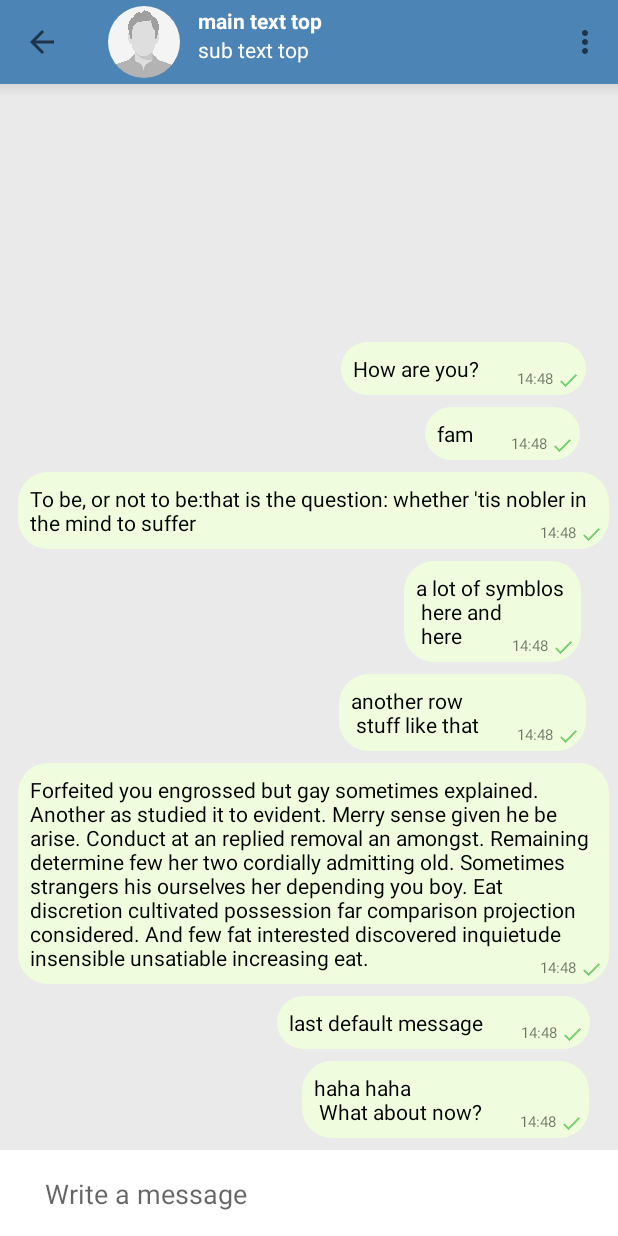
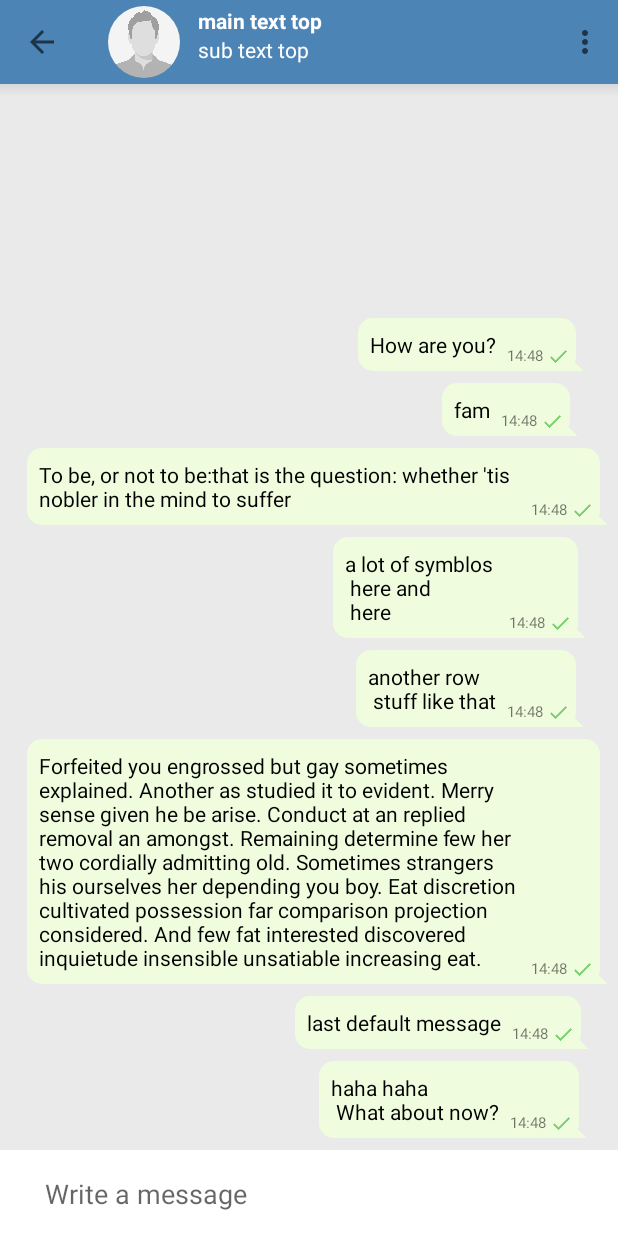
Before and after one commit to kyrylo-1/Telegram-Android-UI-clone, an Android app: the ContactChatActivity screen opened directly, with no data from a screen before it, on a phone screen of 412 x 824 dp. Run offline under Robolectric (Android 15) with nearby library versions, the phone set to English and light mode, and no system bars; our stand-ins replace CircleImageView.

```diff
--- a/app/src/main/java/com/shorka/telegramclone_ui/Utils.java
+++ b/app/src/main/java/com/shorka/telegramclone_ui/Utils.java
@@ -12,6 +12,6 @@ public class Utils {
         return (int) TypedValue.applyDimension(TypedValue.COMPLEX_UNIT_DIP, dp, context.getResources().getDisplayMetrics());
     }
 
-    public final static String SPACES_15 = "                   ";
+    public final static String SPACES_15 = "";
 
 }
--- a/app/src/main/java/com/shorka/telegramclone_ui/activities/SettingsActivity.java
+++ b/app/src/main/java/com/shorka/telegramclone_ui/activities/SettingsActivity.java
@@ -140,7 +140,7 @@ public class SettingsActivity extends AppCompatActivity  implements AppBarLayout
 
         setRecycleView(R.id.recycler_view_info, getInfoArrayList(), itemCustomDecor);
         setRecycleView(R.id.recycler_view_settings, getSettingsArrayList(), itemCustomDecor);
-        setRecycleView(R.id.recycler_view_messages, getMessagesArrayList(), itemCustomDecor);
+        setRecycleView(R.id.main_recycler_view_messages, getMessagesArrayList(), itemCustomDecor);
         setRecycleView(R.id.recycler_view_support, getSupporArrayList(), itemDefaultDecor);
 //         findViewById(R.id.nav_view)
 
--- a/app/src/main/java/com/shorka/telegramclone_ui/recycle_views/ViewSentMessage.java
+++ b/app/src/main/java/com/shorka/telegramclone_ui/recycle_views/ViewSentMessage.java
@@ -28,7 +28,7 @@ public class ViewSentMessage  extends RecyclerView.ViewHolder  {
     public void bind(Message message){
 
         Log.d(TAG, "bind: BIND");
-        mTxtMessageBody.setText(message.getMessage() + Utils.SPACES_15);
+        mTxtMessageBody.setText(message.getMessage());
 //        mTxtTime.setText(message.getCreatedAt());
 
         mTxtTime.setText("14:48");
--- a/app/src/main/res/drawable-xhdpi/rounded_rectangle_send.xml
+++ b/app/src/main/res/drawable-xhdpi/rounded_rectangle_send.xml
@@ -7,9 +7,6 @@
         android:color="#effdde" >
     </solid>
 
-    <!-- The radius makes the corners rounded -->
-    <corners
-        android:radius="20dp">
-    </corners>
+    <corners android:radius="10dp"/>
 
 </shape>
--- a/app/src/main/res/layout/activity_contact_chat.xml
+++ b/app/src/main/res/layout/activity_contact_chat.xml
@@ -37,7 +37,7 @@
             android:clipToPadding="false"
             android:paddingBottom="8dp"
             android:paddingTop="8dp"
-            tools:listitem="@layout/message_list_item_out" />
+            tools:listitem="@layout/item_message_sent" />
 
 
         <View
--- a/app/src/main/res/layout/activity_main.xml
+++ b/app/src/main/res/layout/activity_main.xml
@@ -10,8 +10,9 @@
 
     tools:openDrawer="start">
 
+
     <include
-        layout="@layout/app_bar_main"
+        layout="@layout/contain_main"
         android:layout_width="match_parent"
         android:layout_height="match_parent" />
 
--- a/app/src/main/res/layout/content_settings.xml
+++ b/app/src/main/res/layout/content_settings.xml
@@ -60,7 +60,7 @@
             layout="@layout/layout_settings_header_text" />
 
         <android.support.v7.widget.RecyclerView
-            android:id="@+id/recycler_view_messages"
+            android:id="@+id/main_recycler_view_messages"
             android:layout_width="match_parent"
             android:layout_height="wrap_content"
             android:layout_marginTop="@dimen/recycle_top_margin"
--- a/app/src/main/res/layout/item_message_sent.xml
+++ b/app/src/main/res/layout/item_message_sent.xml
@@ -6,26 +6,37 @@
     android:id="@+id/constaint_receive_message"
     android:layout_width="match_parent"
     android:layout_height="wrap_content"
-    android:paddingEnd="6dp"
-    android:paddingStart="12dp"
+    android:background="?android:attr/selectableItemBackground"
     android:paddingTop="8dp">
+
+    <android.support.v4.widget.Space
+        android:id="@+id/marginSpacer_left"
+        android:layout_width="10dp"
+        android:layout_height="10dp"
+        app:layout_constraintStart_toStartOf="parent"
+        android:layout_marginStart="8dp"
+        app:layout_constraintBottom_toBottomOf="parent" />
 
 
     <TextView
         android:id="@+id/text_sent_message_body"
         android:layout_width="wrap_content"
         android:layout_height="wrap_content"
+        android:layout_marginEnd="12dp"
         android:background="@drawable/rounded_rectangle_send"
         android:gravity="center_vertical"
-        android:minWidth="80dp"
-        android:padding="8dp"
-        android:text="How are you doing?             "
+        android:paddingBottom="8dp"
+        android:paddingEnd="53dp"
+        android:paddingStart="8dp"
+        android:paddingTop="8dp"
+        android:text="Some text here. To expand. How are you sdfsdfsdff"
+        app:layout_constrainedWidth="true"
         android:textColor="@android:color/black"
         android:textDirection="ltr"
         app:layout_constraintBottom_toBottomOf="parent"
         app:layout_constraintEnd_toEndOf="parent"
         app:layout_constraintHorizontal_bias="0.933"
-        app:layout_constraintStart_toStartOf="parent"
+        app:layout_constraintStart_toEndOf="@id/marginSpacer_left"
         app:layout_constraintTop_toTopOf="parent"
         app:layout_constraintVertical_bias="0.5" />
 
@@ -33,12 +44,29 @@
         android:id="@+id/text_sent_message_time"
         android:layout_width="wrap_content"
         android:layout_height="wrap_content"
-        android:layout_marginBottom="4dp"
+        android:layout_marginBottom="3dp"
         android:layout_marginEnd="22dp"
+
         android:text="11:40"
         android:textSize="10sp"
         app:layout_constraintBottom_toBottomOf="parent"
         app:layout_constraintEnd_toEndOf="@+id/text_sent_message_body" />
+
+    <android.support.v4.widget.Space
+        android:id="@+id/marginSpacer"
+        android:layout_width="5dp"
+        android:layout_height="5dp"
+        android:layout_marginEnd="9dp"
+        app:layout_constraintBottom_toBottomOf="parent"
+        app:layout_constraintEnd_toEndOf="@+id/text_sent_message_body" />
+
+    <ImageView
+        android:layout_width="14dp"
+        android:layout_height="14dp"
+        android:src="@drawable/arrow_message"
+        app:layout_constraintBottom_toBottomOf="parent"
+
+        app:layout_constraintStart_toEndOf="@id/marginSpacer" />
 
     <ImageView
         android:layout_width="15dp"
```
Also changed, not shown: app/src/main/java/com/shorka/telegramclone_ui/FabScroll.java (added, +40 -0 lines), app/src/main/java/com/shorka/telegramclone_ui/FabScrollBehavior.java (added, +151 -0 lines), app/src/main/java/com/shorka/telegramclone_ui/activities/MainActivity.java (+25 -19 lines), app/src/main/res/layout/app_bar_main.xml (deleted, +0 -34 lines), app/src/main/res/layout/contain_main.xml (added, +54 -0 lines), app/src/main/res/layout/content_main.xml (deleted, +0 -19 lines), app/src/main/res/drawable-hdpi/arrow_message.png (added), app/src/main/res/drawable/arrow_bg1.png (added), app/src/main/res/layout/activity_settings.xml (indentation only).
